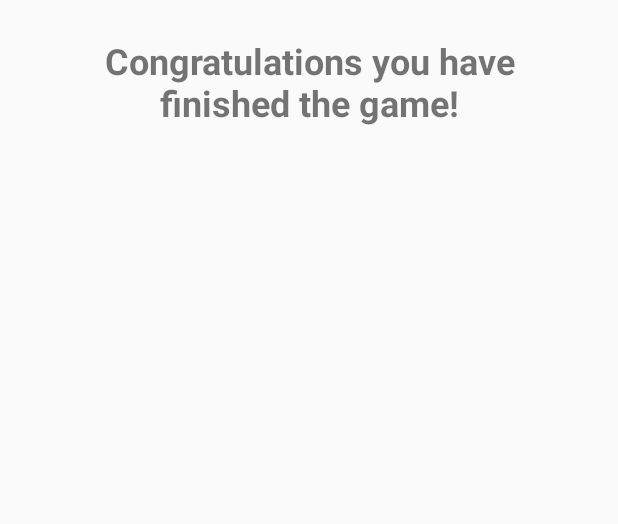
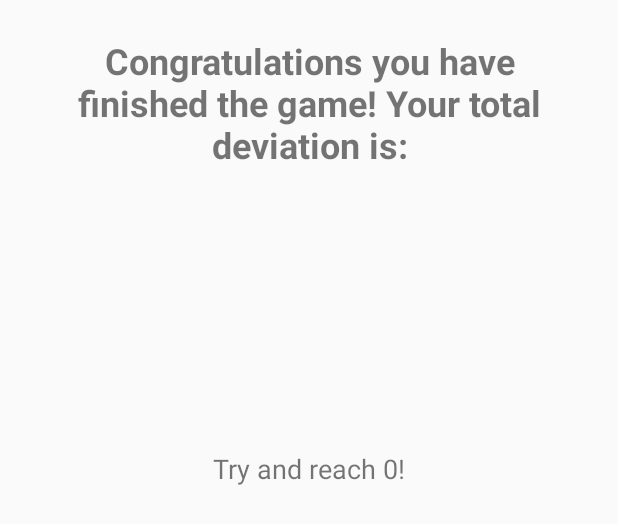
Before and after one commit to pokongwu/gameProject, an Android app: the layout activity_game_finish.xml on its own in the app's theme, with its tools: preview values and no code run, on a phone screen of 412 x 824 dp. Shown: the top 524 px of the screen. Run offline under Robolectric (Android 15) with nearby library versions, the phone set to English and light mode, and no system bars.

Commit message:
feat: Calculate deviation from calculated and actual position feat: fish activity

```diff
--- a/GeoRacer/app/src/main/java/de/uniba/georacer/model/app/GameState.java
+++ b/GeoRacer/app/src/main/java/de/uniba/georacer/model/app/GameState.java
@@ -23,6 +23,10 @@ public class GameState {
     public GameState() {
         roundStates = new ArrayList<>();
         startNewRound();
+    }
+
+    public List<LatLng> getWaypoints() {
+        return waypoints;
     }
 
     public int getCurrentRound() {
--- /dev/null
+++ b/GeoRacer/app/src/main/java/de/uniba/georacer/service/positioning/DegradedMatrixException.java
@@ -0,0 +1,6 @@
+package de.uniba.georacer.service.positioning;
+
+public class DegradedMatrixException extends Throwable {
+    public DegradedMatrixException(String localizedMessage) {
+    }
+}
--- a/GeoRacer/app/src/main/java/de/uniba/georacer/service/positioning/PositioningHelperI.java
+++ b/GeoRacer/app/src/main/java/de/uniba/georacer/service/positioning/PositioningHelperI.java
@@ -18,7 +18,7 @@ public interface PositioningHelperI {
      * @param startingPosition starting position for calculations, use a sensible location (a landmark or Bamberg city center)
      * @return Approximation of the GeoLocation based on the guesses and known landmark locations
      */
-    GeoLocation calculatePositionFromGuesses(Map<GeoLocation, Double> guesses, GeoLocation startingPosition);
+    GeoLocation calculatePositionFromGuesses(Map<GeoLocation, Double> guesses, GeoLocation startingPosition) throws DegradedMatrixException;
 
     double[][] calculateDesignMatrix(Map<GeoLocation, Double> guessesNoOffset, GeoLocation startingPosition);
 }
--- a/GeoRacer/app/src/main/java/de/uniba/georacer/ui/MainMenuActivity.java
+++ b/GeoRacer/app/src/main/java/de/uniba/georacer/ui/MainMenuActivity.java
@@ -16,7 +16,7 @@ import de.uniba.georacer.service.http.route.WaypointExtractor;
 
 public class MainMenuActivity extends AppCompatActivity {
 
-    private int rounds = 3;
+    private int rounds = 1;
 
     @Override
     protected void onCreate(Bundle savedInstanceState) {
@@ -33,8 +33,8 @@ public class MainMenuActivity extends AppCompatActivity {
     private void setupNumberPicker() {
         NumberPicker numberPicker = findViewById(R.id.roundPicker);
         if (numberPicker != null) {
-            numberPicker.setValue(3);
-            numberPicker.setMinValue(3);
+            numberPicker.setValue(1);
+            numberPicker.setMinValue(1);
             numberPicker.setMaxValue(10);
             numberPicker.setWrapSelectorWheel(true);
             numberPicker.setOnValueChangedListener(new NumberPicker.OnValueChangeListener() {
--- a/GeoRacer/app/src/main/res/layout/activity_game_finish.xml
+++ b/GeoRacer/app/src/main/res/layout/activity_game_finish.xml
@@ -1,5 +1,6 @@
 <?xml version="1.0" encoding="utf-8"?>
 <android.support.constraint.ConstraintLayout xmlns:android="http://schemas.android.com/apk/res/android"
+    xmlns:tools="http://schemas.android.com/tools"
     android:layout_width="match_parent"
     android:layout_height="match_parent"
     xmlns:app="http://schemas.android.com/apk/res-auto">
@@ -8,22 +9,52 @@
         android:id="@+id/game_finish_header"
         android:layout_width="match_parent"
         android:layout_height="wrap_content"
-        app:layout_constraintTop_toTopOf="parent"
         android:layout_margin="24dp"
+        android:gravity="center"
         android:text="@string/finish_header"
         android:textSize="24sp"
         android:textStyle="bold"
-        android:gravity="center"/>
+        app:layout_constraintTop_toTopOf="parent"
+        tools:layout_editor_absoluteX="24dp" />
 
-    <ListView
-        android:id="@+id/game_finish_listview"
-        android:layout_width="match_parent"
-        android:layout_height="0dp"
+    <TextView
+        android:id="@+id/final_score"
+        android:layout_width="wrap_content"
+        android:layout_height="wrap_content"
+        android:layout_marginStart="8dp"
+        android:layout_marginTop="8dp"
+        android:layout_marginEnd="8dp"
+        android:textSize="24sp"
+        app:layout_constraintEnd_toEndOf="parent"
+        app:layout_constraintStart_toStartOf="parent"
+        app:layout_constraintTop_toBottomOf="@+id/game_finish_header" />
+
+    <TextView
+        android:id="@+id/textView4"
+        android:layout_width="wrap_content"
+        android:layout_height="wrap_content"
+        android:layout_marginStart="8dp"
+        android:layout_marginEnd="8dp"
+        android:layout_marginBottom="8dp"
+        android:text="@string/finish_hint"
+        android:textSize="18sp"
+        app:layout_constraintBottom_toTopOf="@+id/score_analysis"
+        app:layout_constraintEnd_toEndOf="parent"
+        app:layout_constraintStart_toStartOf="parent"
+        app:layout_constraintTop_toBottomOf="@+id/final_score" />
+
+    <TextView
+        android:id="@+id/score_analysis"
+        android:layout_width="wrap_content"
+        android:layout_height="wrap_content"
+        android:layout_marginStart="8dp"
+        android:layout_marginTop="8dp"
+        android:layout_marginEnd="8dp"
+        android:layout_marginBottom="8dp"
+        android:scrollbars="vertical"
         app:layout_constraintBottom_toBottomOf="parent"
-        app:layout_constraintTop_toBottomOf="@id/game_finish_header"
-        android:layout_marginTop="50dp"
-        android:layout_marginStart="40dp"
-        android:layout_marginEnd="40dp"
-        android:layout_marginBottom="40dp"/>
+        app:layout_constraintEnd_toEndOf="parent"
+        app:layout_constraintStart_toStartOf="parent"
+        app:layout_constraintTop_toBottomOf="@+id/final_score" />
 
 </android.support.constraint.ConstraintLayout>
--- a/GeoRacer/app/src/main/res/values/strings.xml
+++ b/GeoRacer/app/src/main/res/values/strings.xml
@@ -13,5 +13,6 @@
     <string name="default_rounds">2</string>
 
 
-    <string name="finish_header">Congratulations you have finished the game!</string>
+    <string name="finish_header">Congratulations you have finished the game! Your total deviation is:</string>
+    <string name="finish_hint">Try and reach 0!</string>
 </resources>
```
Also changed, not shown: GeoRacer/app/src/main/java/de/uniba/georacer/service/positioning/PositioningHelperUTM.java (+10 -3 lines), GeoRacer/app/src/main/java/de/uniba/georacer/ui/GameFinishActivity.java (+49 -5 lines), GeoRacer/app/src/main/java/de/uniba/georacer/ui/dialogs/ValidatorClickListener.java (+5 -3 lines), 1 other file.
